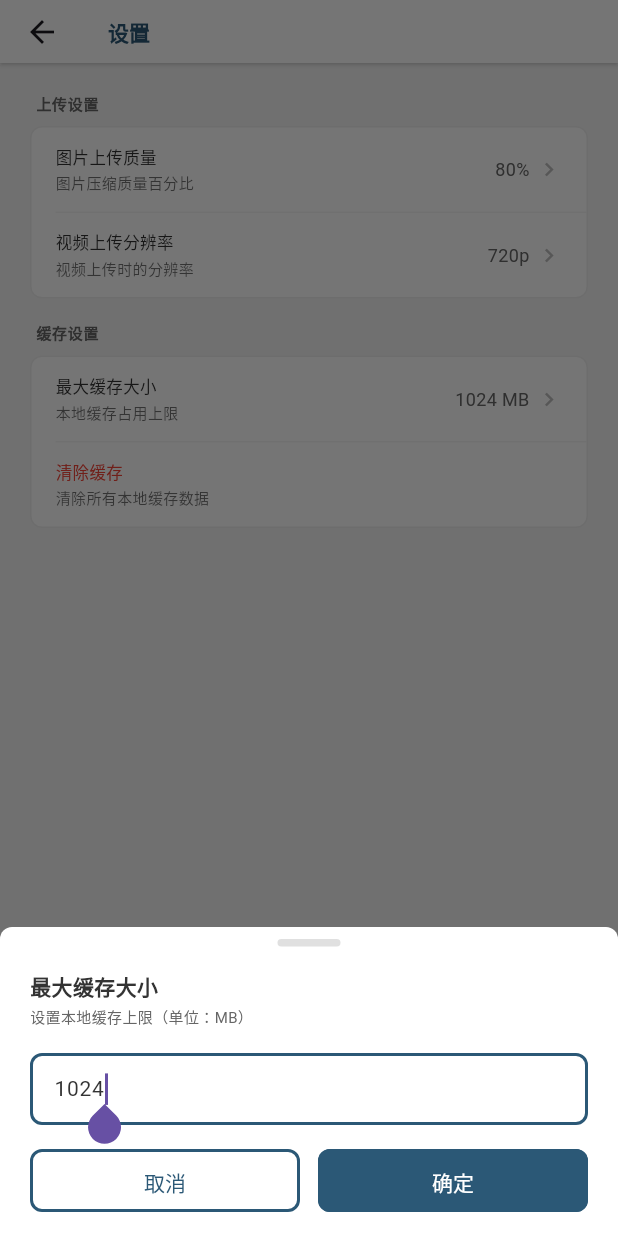
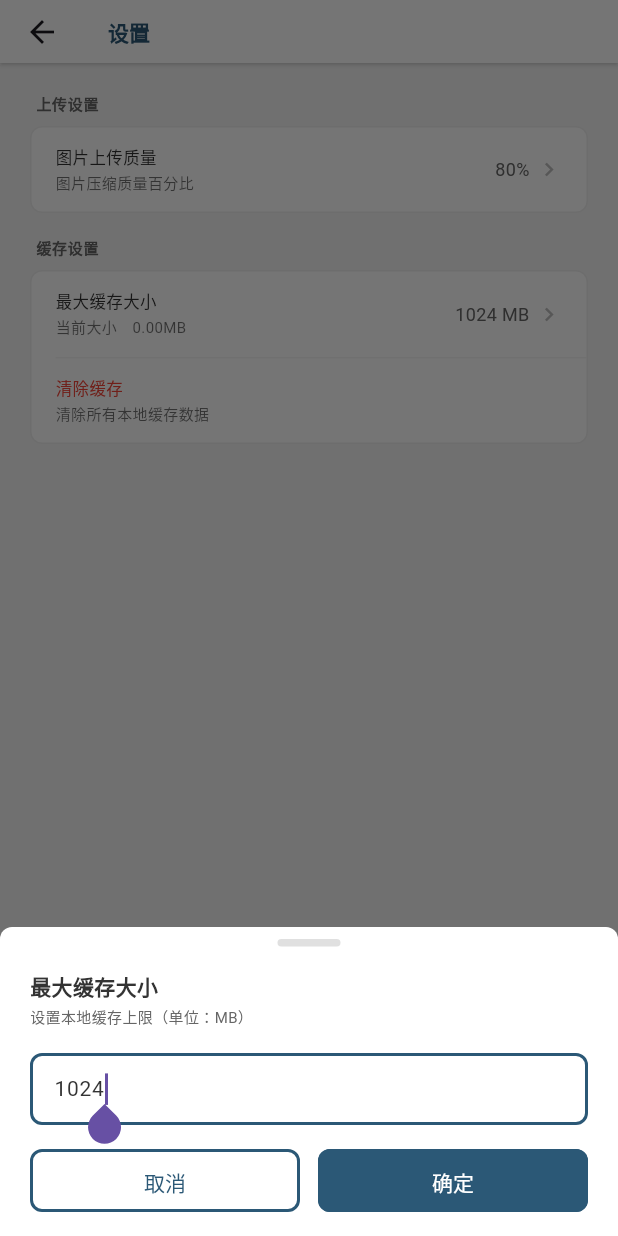
Before and after one commit to Ma-hiru/pig_counter, a Flutter app: the SettingsPage screen opened by its route, after a tap on "最大缓存大小", on a phone screen of 412 x 824 dp. Run offline on Flutter 3.47's test engine with Material 3 defaults, Android fonts, the phone set to English and light mode, and no system bars; drawn by our look-alikes of oktoast; our stand-ins replace awesome_dialog, dio, flutter_lucide, get, image_picker, photo_view and 2 more; missing offline and left inert: video_player_media_kit; accounts and stored records are empty; Roboto replaces fonts that are missing (HarmonyOS_Sans_SC); project files that could hold a hidden picture were left out.

Commit message:
auto-commit

```diff
--- a/lib/pages/settings/settings_actions.dart
+++ /dev/null
@@ -1,103 +0,0 @@
-import 'package:flutter/cupertino.dart';
-
-import '../../models/settings/cache.dart';
-import '../../stores/settings.dart';
-import '../../utils/modal.dart';
-
-class SettingsActions {
-  BuildContext context;
-  SettingsController settingsController;
-
-  SettingsActions({required this.context, required this.settingsController});
-
-  void editImageQuality() {
-    AppModal.show(
-      context,
-      .input(
-        title: "图片上传质量",
-        description: "设置图片压缩质量（1-100），数值越高画质越好，文件越大",
-        initialValue: settingsController.upload.value.uploadPenImageQuality
-            .toString(),
-        hintText: "请输入 1-100 的整数",
-        keyboardType: TextInputType.number,
-        validator: (value) {
-          final v = int.tryParse(value ?? "");
-          if (v == null || v < 1 || v > 100) return "请输入 1-100 的整数";
-          return null;
-        },
-        onConfirm: (value) {
-          settingsController.updateUploadSettings(
-            settingsController.upload.value.copyWith(
-              uploadPenImageQuality: int.parse(value),
-            ),
-          );
-        },
-      ),
-    );
-  }
-
-  void editVideoQuality() {
-    AppModal.show(
-      context,
-      .input(
-        title: "视频上传分辨率",
-        description: "设置视频上传分辨率（如 480、720、1080）",
-        initialValue: settingsController.upload.value.uploadPenVideoQuality
-            .toString(),
-        hintText: "请输入分辨率数值",
-        keyboardType: TextInputType.number,
-        validator: (value) {
-          final v = int.tryParse(value ?? "");
-          if (v == null || v <= 0) return "请输入有效的分辨率数值";
-          return null;
-        },
-        onConfirm: (value) {
-          final quality = int.parse(value);
-          settingsController.updateUploadSettings(
-            settingsController.upload.value.copyWith(
-              uploadPenVideoQuality: quality,
-            ),
-          );
-        },
-      ),
-    );
-  }
-
-  void editMaxCacheSize() {
-    AppModal.show(
-      context,
-      .input(
-        title: "最大缓存大小",
-        description: "设置本地缓存上限（单位：MB）",
-        initialValue: settingsController.cache.value.maxCacheSizeMB.toString(),
-        hintText: "请输入缓存大小（MB）",
-        keyboardType: TextInputType.number,
-        validator: (value) {
-          final v = int.tryParse(value ?? "");
-          if (v == null || v <= 0) return "请输入大于 0 的整数";
-          return null;
-        },
-        onConfirm: (value) {
-          final size = int.parse(value);
-          settingsController.updateCacheSettings(
-            settingsController.cache.value.copyWith(maxCacheSizeMB: size),
-          );
-        },
-      ),
-    );
-  }
-
-  void clearCache() {
-    AppModal.show(
-      context,
-      .normal(
-        title: "清除缓存",
-        centerTitle: true,
-        description: "确定要清除所有本地缓存数据吗？此操作不可撤销。",
-        confirmText: "清除",
-        cancelText: "取消",
-        onConfirm: () => CacheSettings.removeCache(),
-      ),
-    );
-  }
-}
--- a/lib/pages/settings/settings_page.dart
+++ b/lib/pages/settings/settings_page.dart
@@ -1,10 +1,11 @@
 import 'package:flutter/material.dart';
 import 'package:get/get.dart';
-import 'package:pig_counter/pages/settings/settings_actions.dart';
+import 'package:pig_counter/stores/user.dart';
 import 'package:pig_counter/widgets/settings/settings_menu_section_item.dart';
 
 import '../../constants/color.dart';
 import '../../constants/ui.dart';
+import '../../models/settings/cache.dart';
 import '../../stores/settings.dart';
 import '../../widgets/header/navigator_app_bar.dart';
 import '../../widgets/settings/settings_menu_section.dart';
@@ -17,16 +18,74 @@ class SettingsPage extends StatefulWidget {
 }
 
 class _SettingsPageState extends State<SettingsPage> {
-  final SettingsController _settingsController = Get.find<SettingsController>();
-  late final SettingsActions _settingsActions;
+  final _settingsController = Get.find<SettingsController>();
+  final _userController = Get.find<UserController>();
+  double _totalCacheSizeMB = 0;
+
+  void updateCacheSize() {
+    CacheSettings.currentCacheSizeBytes.then((size) {
+      setState(() {
+        _totalCacheSizeMB = size / 1024 / 1024;
+      });
+    });
+  }
 
   @override
-  initState(){
+  void initState() {
     super.initState();
-    _settingsActions = SettingsActions(
-      context: context,
-      settingsController: _settingsController,
-    );
+    updateCacheSize();
+  }
+
+  List<Widget> buildItems() {
+    return [
+      SettingsMenuSection(
+        title: "上传设置",
+        items: [
+          SettingsMenuSectionItem(
+            label: "图片上传质量",
+            subtitle: "图片压缩质量百分比",
+            value: "${_settingsController.upload.value.uploadPenImageQuality}%",
+            onTap: () => _settingsController.editImageQuality(context),
+          ),
+        ],
+      ),
+      SizedBox(height: UIConstants.gapSize.xl),
+      SettingsMenuSection(
+        title: "缓存设置",
+        items: [
+          SettingsMenuSectionItem(
+            label: "最大缓存大小",
+            subtitle: "当前大小　${_totalCacheSizeMB.toStringAsFixed(2)}MB",
+            value:
+                "${(_settingsController.cache.value.maxCacheSizeBytes / 1024 / 1024).toStringAsFixed(0)} MB",
+            onTap: () {
+              _settingsController.editMaxCacheSize(context);
+            },
+          ),
+          SettingsMenuSectionItem(
+            label: "清除缓存",
+            subtitle: "清除所有本地缓存数据",
+            flat: true,
+            onTap: () {
+              CacheSettings.removeCache(context, updateCacheSize);
+            },
+          ),
+        ],
+      ),
+      SizedBox(height: UIConstants.gapSize.xxxl),
+      if (_userController.isLoggedIn.value)
+        SettingsMenuSection(
+          title: "登录设置",
+          items: [
+            SettingsMenuSectionItem(
+              label: "退出登录",
+              subtitle: "退出当前账号，清除所有登录信息",
+              flat: true,
+              onTap: () => _userController.logout(context),
+            ),
+          ],
+        ),
+    ];
   }
 
   @override
@@ -43,50 +102,7 @@ class _SettingsPageState extends State<SettingsPage> {
             vertical: UIConstants.contentPaddingFromSides,
           ),
           child: Obx(
-            () => Column(
-              crossAxisAlignment: .start,
-              children: [
-                SettingsMenuSection(
-                  title: "上传设置",
-                  items: [
-                    SettingsMenuSectionItem(
-                      label: "图片上传质量",
-                      subtitle: "图片压缩质量百分比",
-                      value:
-                          "${_settingsController.upload.value.uploadPenImageQuality}%",
-                      onTap: _settingsActions.editImageQuality,
-                    ),
-                    SettingsMenuSectionItem(
-                      label: "视频上传分辨率",
-                      subtitle: "视频上传时的分辨率",
-                      value:
-                          "${_settingsController.upload.value.uploadPenVideoQuality}p",
-                      onTap: _settingsActions.editVideoQuality,
-                    ),
-                  ],
-                ),
-                SizedBox(height: UIConstants.gapSize.xl),
-                SettingsMenuSection(
-                  title: "缓存设置",
-                  items: [
-                    SettingsMenuSectionItem(
-                      label: "最大缓存大小",
-                      subtitle: "本地缓存占用上限",
-                      value:
-                          "${_settingsController.cache.value.maxCacheSizeMB} MB",
-                      onTap: _settingsActions.editMaxCacheSize,
-                    ),
-                    SettingsMenuSectionItem(
-                      label: "清除缓存",
-                      subtitle: "清除所有本地缓存数据",
-                      flat: true,
-                      onTap: _settingsActions.clearCache,
-                    ),
-                  ],
-                ),
-                SizedBox(height: UIConstants.gapSize.xxxl),
-              ],
-            ),
+            () => Column(crossAxisAlignment: .start, children: buildItems()),
           ),
         ),
       ),
--- a/lib/stores/settings.dart
+++ b/lib/stores/settings.dart
@@ -1,8 +1,10 @@
+import 'package:flutter/cupertino.dart';
 import 'package:get/get.dart';
 import 'package:pig_counter/utils/persistence.dart';
 
 import '../models/settings/cache.dart';
 import '../models/settings/upload.dart';
+import '../utils/modal.dart';
 
 class SettingsController extends GetxController {
   static const _uploadSettingsPersistenceKey = "upload_settings";
@@ -26,5 +28,59 @@ class SettingsController extends GetxController {
   void updateCacheSettings(CacheSettings newSettings) {
     cache.value = newSettings;
     Persistence.Save(newSettings, _cacheSettingsPersistenceKey);
+    cache.value.limitCacheSize();
+  }
+
+  void editImageQuality(BuildContext? context) {
+    if (context == null) {
+      return;
+    }
+    AppModal.show(
+      context,
+      .input(
+        title: "图片上传质量",
+        description: "设置图片压缩质量（1-100），数值越高画质越好，文件越大",
+        initialValue: upload.value.uploadPenImageQuality.toString(),
+        hintText: "请输入 1-100 的整数",
+        keyboardType: TextInputType.number,
+        validator: (value) {
+          final v = int.tryParse(value ?? "");
+          if (v == null || v < 1 || v > 100) return "请输入 1-100 的整数";
+          return null;
+        },
+        onConfirm: (value) {
+          updateUploadSettings(
+            upload.value.copyWith(uploadPenImageQuality: int.parse(value)),
+          );
+        },
+      ),
+    );
+  }
+
+  void editMaxCacheSize(BuildContext? context) {
+    if (context == null) {
+      return;
+    }
+    AppModal.show(
+      context,
+      .input(
+        title: "最大缓存大小",
+        description: "设置本地缓存上限（单位：MB）",
+        initialValue: (cache.value.maxCacheSizeBytes / 1024 / 1024).toStringAsFixed(0),
+        hintText: "请输入缓存大小（MB）",
+        keyboardType: TextInputType.number,
+        validator: (value) {
+          final v = int.tryParse(value ?? "");
+          if (v == null || v <= 0) return "请输入大于 0 的整数";
+          return null;
+        },
+        onConfirm: (value) {
+          final size = int.parse(value);
+          updateCacheSettings(
+            cache.value.copyWith(maxCacheSizeBytes: size * 1024 * 1024),
+          );
+        },
+      ),
+    );
   }
 }
```
Also changed, not shown: lib/models/settings/cache.dart (+52 -15 lines), lib/pages/home/dashbord/dashboard_view.dart (+1 -17 lines), lib/stores/user.dart (+19 -0 lines), lib/utils/cache.dart (+29 -1 lines).
